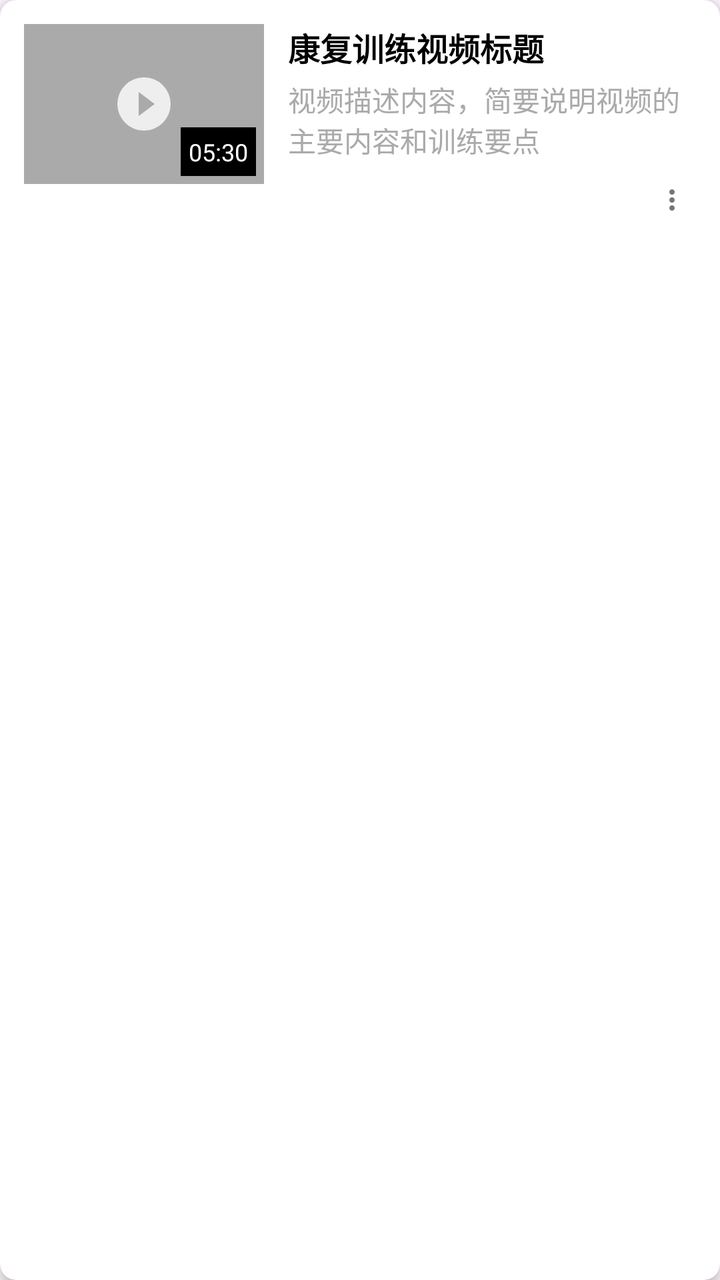
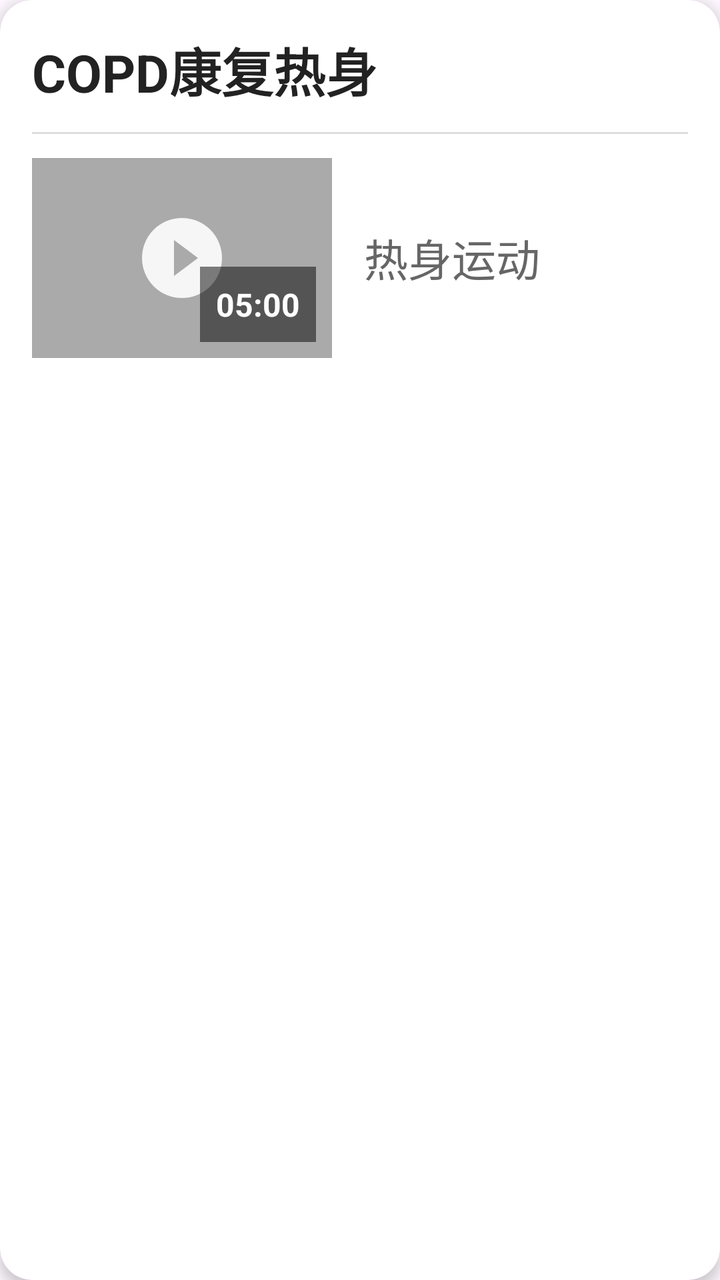

Two renders of the same Android screen: before a commit and after it. Below are the layout's source before the change and the commit's diff.
<!-- AndroidManifest.xml: application theme Theme.RemoteNursing -->
<!-- res/layout/item_video_task_detail.xml -->
<?xml version="1.0" encoding="utf-8"?>
<androidx.cardview.widget.CardView xmlns:android="http://schemas.android.com/apk/res/android"
    xmlns:app="http://schemas.android.com/apk/res-auto"
    android:layout_width="match_parent"
    android:layout_height="wrap_content"
    android:layout_margin="8dp"
    app:cardCornerRadius="8dp"
    app:cardElevation="4dp"
    android:foreground="?android:attr/selectableItemBackground"
    android:clickable="true"
    android:focusable="true">

    <LinearLayout
        android:layout_width="match_parent"
        android:layout_height="wrap_content"
        android:orientation="horizontal"
        android:padding="12dp"
        android:baselineAligned="false">

        
        <RelativeLayout
            android:layout_width="120dp"
            android:layout_height="80dp">

            <ImageView
                android:id="@+id/iv_video_thumbnail"
                android:layout_width="match_parent"
                android:layout_height="match_parent"
                android:scaleType="centerCrop"
                android:background="@android:color/darker_gray"
                android:contentDescription="@string/content_desc_video_thumbnail" />

            
            <ImageView
                android:layout_width="32dp"
                android:layout_height="32dp"
                android:layout_centerInParent="true"
                android:src="@drawable/ic_play_circle"
                android:alpha="0.8"
                android:contentDescription="@string/content_desc_play_button" />

            
            <TextView
                android:id="@+id/tv_video_duration"
                android:layout_width="wrap_content"
                android:layout_height="wrap_content"
                android:layout_alignParentEnd="true"
                android:layout_alignParentBottom="true"
                android:layout_margin="4dp"
                android:background="@android:color/black"
                android:padding="4dp"
                android:text="@string/default_duration"
                android:textColor="@android:color/white"
                android:textSize="12sp"
                android:visibility="visible"
                android:contentDescription="@string/content_desc_video_duration" />

        </RelativeLayout>

        
        <LinearLayout
            android:layout_width="0dp"
            android:layout_height="wrap_content"
            android:layout_weight="1"
            android:layout_marginStart="12dp"
            android:orientation="vertical"
            android:baselineAligned="false">

            
            <TextView
                android:id="@+id/tv_video_name"
                android:layout_width="match_parent"
                android:layout_height="wrap_content"
                android:text="@string/video_title_placeholder"
                android:textSize="16sp"
                android:textColor="@android:color/black"
                android:textStyle="bold"
                android:maxLines="2"
                android:ellipsize="end" />

            
            <TextView
                android:id="@+id/tv_video_description"
                android:layout_width="match_parent"
                android:layout_height="wrap_content"
                android:layout_marginTop="4dp"
                android:text="@string/video_description_placeholder"
                android:textSize="14sp"
                android:textColor="@android:color/darker_gray"
                android:maxLines="2"
                android:ellipsize="end"
                android:visibility="visible" />

            
            <LinearLayout
                android:layout_width="match_parent"
                android:layout_height="wrap_content"
                android:layout_marginTop="8dp"
                android:orientation="horizontal"
                android:gravity="center_vertical"
                android:baselineAligned="false">

                
                <View
                    android:id="@+id/view_playing_indicator"
                    android:layout_width="8dp"
                    android:layout_height="8dp"
                    android:background="@android:color/holo_red_light"
                    android:layout_marginEnd="8dp"
                    android:visibility="gone"
                    android:contentDescription="@string/content_desc_playing_indicator" />

                <TextView
                    android:id="@+id/tv_playing_status"
                    android:layout_width="wrap_content"
                    android:layout_height="wrap_content"
                    android:text="@string/now_playing"
                    android:textSize="12sp"
                    android:textColor="@android:color/holo_blue_dark"
                    android:visibility="gone" />

                
                <View
                    android:layout_width="0dp"
                    android:layout_height="1dp"
                    android:layout_weight="1" />

                
                <ImageView
                    android:id="@+id/iv_more_options"
                    android:layout_width="24dp"
                    android:layout_height="24dp"
                    android:src="@drawable/ic_more_vert"
                    android:background="?android:attr/selectableItemBackgroundBorderless"
                    android:padding="4dp"
                    android:contentDescription="@string/content_desc_more_options" />
            </LinearLayout>
        </LinearLayout>
    </LinearLayout>
</androidx.cardview.widget.CardView>
<!-- resources referenced by this layout -->
<resources>
  <!-- drawable ic_more_vert (drawable) -->
  <?xml version="1.0" encoding="utf-8"?>
  <vector xmlns:android="http://schemas.android.com/apk/res/android"
      android:width="24dp"
      android:height="24dp"
      android:viewportWidth="24"
      android:viewportHeight="24">
      <path
          android:fillColor="@color/text_secondary"
          android:pathData="M12,16A2,2 0 0,1 14,18A2,2 0 0,1 12,20A2,2 0 0,1 10,18A2,2 0 0,1 12,16M12,10A2,2 0 0,1 14,12A2,2 0 0,1 12,14A2,2 0 0,1 10,12A2,2 0 0,1 12,10M12,4A2,2 0 0,1 14,6A2,2 0 0,1 12,8A2,2 0 0,1 10,6A2,2 0 0,1 12,4Z" />
  </vector>
  <!-- drawable ic_play_circle (drawable) -->
  <?xml version="1.0" encoding="utf-8"?>
  <vector xmlns:android="http://schemas.android.com/apk/res/android"
      android:width="24dp"
      android:height="24dp"
      android:viewportWidth="24"
      android:viewportHeight="24">
      <path
          android:fillColor="@android:color/white"
          android:pathData="M12,2A10,10 0 0,0 2,12A10,10 0 0,0 12,22A10,10 0 0,0 22,12A10,10 0 0,0 12,2M10,16.5V7.5L16,12" />
  </vector>
  <string name="content_desc_more_options">更多选项菜单</string>
  <string name="content_desc_play_button">播放视频</string>
  <string name="content_desc_playing_indicator">正在播放指示器</string>
  <string name="content_desc_video_duration">视频时长</string>
  <string name="content_desc_video_thumbnail">视频封面图</string>
  <string name="default_duration">05:30</string>
  <string name="now_playing">正在播放</string>
  <string name="video_description_placeholder">视频描述内容，简要说明视频的主要内容和训练要点</string>
  <string name="video_title_placeholder">康复训练视频标题</string>
  <style name="Theme.RemoteNursing" parent="Base.Theme.RemoteNursing" />
  <color name="text_secondary">#757575</color>
  <style name="Base.Theme.RemoteNursing" parent="Theme.Material3.DayNight.NoActionBar">
          
      </style>
</resources>

<!-- the commit's change to res/layout/item_video_task_detail.xml (unified diff, before → after) -->
@@ -3,8 +3,11 @@
     xmlns:app="http://schemas.android.com/apk/res-auto"
     android:layout_width="match_parent"
     android:layout_height="wrap_content"
-    android:layout_margin="8dp"
-    app:cardCornerRadius="8dp"
+    android:layout_marginLeft="4dp"
+    android:layout_marginRight="4dp"
+    android:layout_marginTop="8dp"
+    android:layout_marginBottom="8dp"
+    app:cardCornerRadius="16dp"
     app:cardElevation="4dp"
     android:foreground="?android:attr/selectableItemBackground"
     android:clickable="true"
@@ -13,128 +16,125 @@
     <LinearLayout
         android:layout_width="match_parent"
         android:layout_height="wrap_content"
-        android:orientation="horizontal"
-        android:padding="12dp"
-        android:baselineAligned="false">
+        android:orientation="vertical"
+        android:padding="16dp">
 
         
-        <RelativeLayout
-            android:layout_width="120dp"
-            android:layout_height="80dp">
+        <TextView
+            android:id="@+id/tv_video_name"
+            android:layout_width="match_parent"
+            android:layout_height="wrap_content"
+            android:layout_marginBottom="12dp"
+            android:text="COPD康复热身"
+            android:textSize="26sp"
+            android:textColor="#222"
+            android:textStyle="bold"
+            android:maxLines="1"
+            android:ellipsize="end" />
 
-            <ImageView
-                android:id="@+id/iv_video_thumbnail"
-                android:layout_width="match_parent"
-                android:layout_height="match_parent"
-                android:scaleType="centerCrop"
-                android:background="@android:color/darker_gray"
-                android:contentDescription="@string/content_desc_video_thumbnail" />
-
-            
-            <ImageView
-                android:layout_width="32dp"
-                android:layout_height="32dp"
-                android:layout_centerInParent="true"
-                android:src="@drawable/ic_play_circle"
-                android:alpha="0.8"
-                android:contentDescription="@string/content_desc_play_button" />
-
-            
-            <TextView
-                android:id="@+id/tv_video_duration"
-                android:layout_width="wrap_content"
-                android:layout_height="wrap_content"
-                android:layout_alignParentEnd="true"
-                android:layout_alignParentBottom="true"
-                android:layout_margin="4dp"
-                android:background="@android:color/black"
-                android:padding="4dp"
-                android:text="@string/default_duration"
-                android:textColor="@android:color/white"
-                android:textSize="12sp"
-                android:visibility="visible"
-                android:contentDescription="@string/content_desc_video_duration" />
-
-        </RelativeLayout>
+        
+        <View
+            android:layout_width="match_parent"
+            android:layout_height="1dp"
+            android:layout_marginBottom="12dp"
+            android:background="#DDDDDD" />
 
         
         <LinearLayout
-            android:layout_width="0dp"
+            android:layout_width="match_parent"
             android:layout_height="wrap_content"
-            android:layout_weight="1"
-            android:layout_marginStart="12dp"
-            android:orientation="vertical"
+            android:orientation="horizontal"
             android:baselineAligned="false">
 
             
-            <TextView
-                android:id="@+id/tv_video_name"
-                android:layout_width="match_parent"
-                android:layout_height="wrap_content"
-                android:text="@string/video_title_placeholder"
-                android:textSize="16sp"
-                android:textColor="@android:color/black"
-                android:textStyle="bold"
-                android:maxLines="2"
-                android:ellipsize="end" />
+            <FrameLayout
+                android:layout_width="150dp"
+                android:layout_height="100dp">
 
-            
-            <TextView
-                android:id="@+id/tv_video_description"
-                android:layout_width="match_parent"
-                android:layout_height="wrap_content"
-                android:layout_marginTop="4dp"
-                android:text="@string/video_description_placeholder"
-                android:textSize="14sp"
-                android:textColor="@android:color/darker_gray"
-                android:maxLines="2"
-                android:ellipsize="end"
-                android:visibility="visible" />
+                <ImageView
+                    android:id="@+id/iv_video_thumbnail"
+                    android:layout_width="match_parent"
+                    android:layout_height="match_parent"
+                    android:scaleType="centerCrop"
+                    android:background="@android:color/darker_gray"
+                    android:contentDescription="视频缩略图" />
 
-            
-            <LinearLayout
-                android:layout_width="match_parent"
-                android:layout_height="wrap_content"
-                android:layout_marginTop="8dp"
-                android:orientation="horizontal"
-                android:gravity="center_vertical"
-                android:baselineAligned="false">
+                
+                <ImageView
+                    android:layout_width="48dp"
+                    android:layout_height="48dp"
+                    android:layout_gravity="center"
+                    android:src="@drawable/ic_play_circle"
+                    android:alpha="0.9"
+                    android:contentDescription="播放按钮" />
+
+                
+                <TextView
+                    android:id="@+id/tv_video_duration"
+                    android:layout_width="wrap_content"
+                    android:layout_height="wrap_content"
+                    android:layout_gravity="bottom|end"
+                    android:layout_margin="8dp"
+                    android:background="#80000000"
+                    android:padding="8dp"
+                    android:text="05:00"
+                    android:textColor="@android:color/white"
+                    android:textSize="16sp"
+                    android:textStyle="bold"
+                    android:visibility="visible"
+                    android:contentDescription="视频时长" />
+
+                
+                <TextView
+                    android:id="@+id/tv_playing_status"
+                    android:layout_width="wrap_content"
+                    android:layout_height="wrap_content"
+                    android:layout_gravity="top|end"
+                    android:layout_margin="6dp"
+                    android:text="正在播放"
+                    android:textSize="20sp"
+                    android:textColor="#FF4444"
+                    android:textStyle="bold"
+                    android:background="#FFEEEE"
+                    android:padding="4dp"
+                    android:visibility="gone" />
 
                 
                 <View
                     android:id="@+id/view_playing_indicator"
-                    android:layout_width="8dp"
-                    android:layout_height="8dp"
-                    android:background="@android:color/holo_red_light"
-                    android:layout_marginEnd="8dp"
-                    android:visibility="gone"
-                    android:contentDescription="@string/content_desc_playing_indicator" />
+                    android:layout_width="match_parent"
+                    android:layout_height="4dp"
+                    android:layout_gravity="bottom"
+                    android:background="#FF4444"
+                    android:visibility="gone" />
+
+            </FrameLayout>
+
+            
+            <LinearLayout
+                android:layout_width="0dp"
+                android:layout_height="wrap_content"
+                android:layout_weight="1"
+                android:layout_marginStart="16dp"
+                android:orientation="vertical"
+                android:layout_gravity="center_vertical">
 
                 <TextView
-                    android:id="@+id/tv_playing_status"
-                    android:layout_width="wrap_content"
+                    android:id="@+id/tv_video_description"
+                    android:layout_width="match_parent"
                     android:layout_height="wrap_content"
-                    android:text="@string/now_playing"
-                    android:textSize="12sp"
-                    android:textColor="@android:color/holo_blue_dark"
-                    android:visibility="gone" />
+                    android:text="热身运动"
+                    android:textSize="22sp"
+                    android:textColor="#666"
+                    android:maxLines="3"
+                    android:ellipsize="end"
+                    android:lineSpacingExtra="2dp"
+                    android:visibility="visible" />
 
-                
-                <View
-                    android:layout_width="0dp"
-                    android:layout_height="1dp"
-                    android:layout_weight="1" />
+            </LinearLayout>
 
-                
-                <ImageView
-                    android:id="@+id/iv_more_options"
-                    android:layout_width="24dp"
-                    android:layout_height="24dp"
-                    android:src="@drawable/ic_more_vert"
-                    android:background="?android:attr/selectableItemBackgroundBorderless"
-                    android:padding="4dp"
-                    android:contentDescription="@string/content_desc_more_options" />
-            </LinearLayout>
         </LinearLayout>
+
     </LinearLayout>
+
 </androidx.cardview.widget.CardView>
<!-- resource entries referenced after the edit -->
@@ -1,16 +1,5 @@
 <!-- resources referenced by this layout -->
 <resources>
-  <!-- drawable ic_more_vert (drawable) -->
-  <?xml version="1.0" encoding="utf-8"?>
-  <vector xmlns:android="http://schemas.android.com/apk/res/android"
-      android:width="24dp"
-      android:height="24dp"
-      android:viewportWidth="24"
-      android:viewportHeight="24">
-      <path
-          android:fillColor="@color/text_secondary"
-          android:pathData="M12,16A2,2 0 0,1 14,18A2,2 0 0,1 12,20A2,2 0 0,1 10,18A2,2 0 0,1 12,16M12,10A2,2 0 0,1 14,12A2,2 0 0,1 12,14A2,2 0 0,1 10,12A2,2 0 0,1 12,10M12,4A2,2 0 0,1 14,6A2,2 0 0,1 12,8A2,2 0 0,1 10,6A2,2 0 0,1 12,4Z" />
-  </vector>
   <!-- drawable ic_play_circle (drawable) -->
   <?xml version="1.0" encoding="utf-8"?>
   <vector xmlns:android="http://schemas.android.com/apk/res/android"
@@ -22,17 +11,7 @@
           android:fillColor="@android:color/white"
           android:pathData="M12,2A10,10 0 0,0 2,12A10,10 0 0,0 12,22A10,10 0 0,0 22,12A10,10 0 0,0 12,2M10,16.5V7.5L16,12" />
   </vector>
-  <string name="content_desc_more_options">更多选项菜单</string>
-  <string name="content_desc_play_button">播放视频</string>
-  <string name="content_desc_playing_indicator">正在播放指示器</string>
-  <string name="content_desc_video_duration">视频时长</string>
-  <string name="content_desc_video_thumbnail">视频封面图</string>
-  <string name="default_duration">05:30</string>
-  <string name="now_playing">正在播放</string>
-  <string name="video_description_placeholder">视频描述内容，简要说明视频的主要内容和训练要点</string>
-  <string name="video_title_placeholder">康复训练视频标题</string>
   <style name="Theme.RemoteNursing" parent="Base.Theme.RemoteNursing" />
-  <color name="text_secondary">#757575</color>
   <style name="Base.Theme.RemoteNursing" parent="Theme.Material3.DayNight.NoActionBar">
           
       </style>
